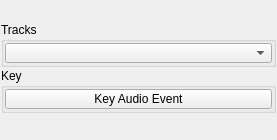
First picture: the form in mayatk/audio_utils/audio_clips/audio_clips.ui, repository m3trik/mayatk, before the edit.
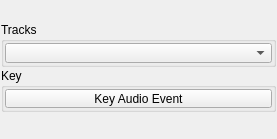
Second picture: the form after the edit. Custom widgets are drawn as their Qt base class.

Patch:
```diff
--- a/mayatk/audio_utils/audio_clips/audio_clips.ui
+++ b/mayatk/audio_utils/audio_clips/audio_clips.ui
@@ -126,13 +126,13 @@
          <property name="minimumSize">
           <size>
            <width>0</width>
-           <height>20</height>
+           <height>19</height>
           </size>
          </property>
          <property name="maximumSize">
           <size>
            <width>16777215</width>
-           <height>20</height>
+           <height>19</height>
           </size>
          </property>
          <property name="toolTip">
```
